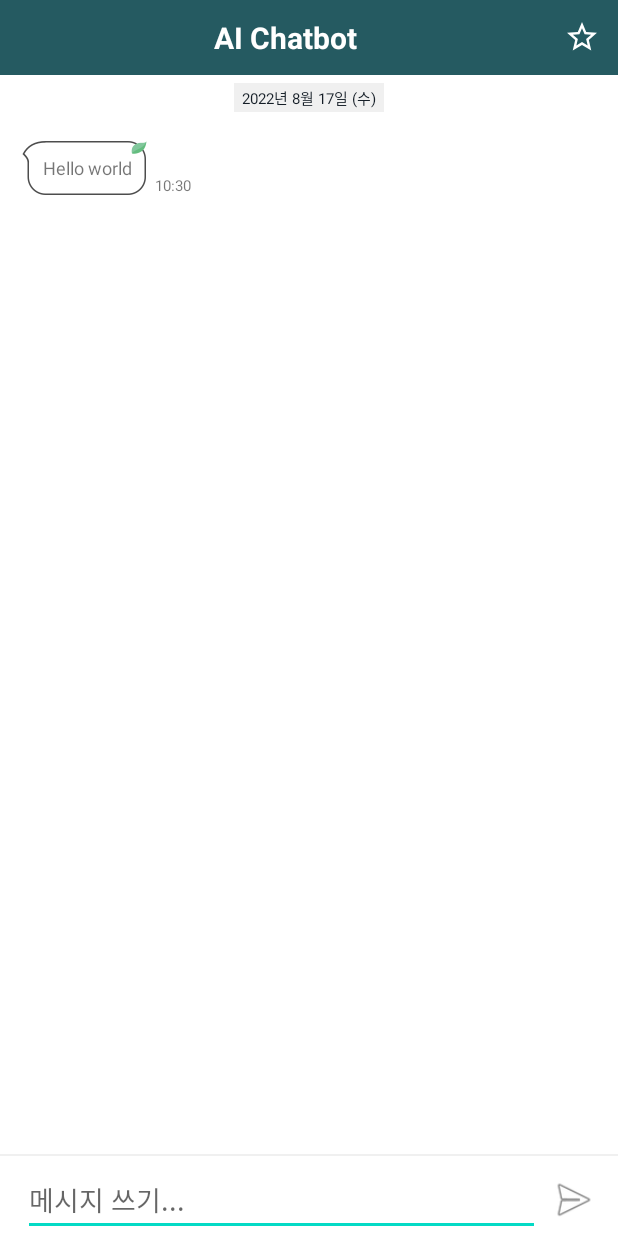
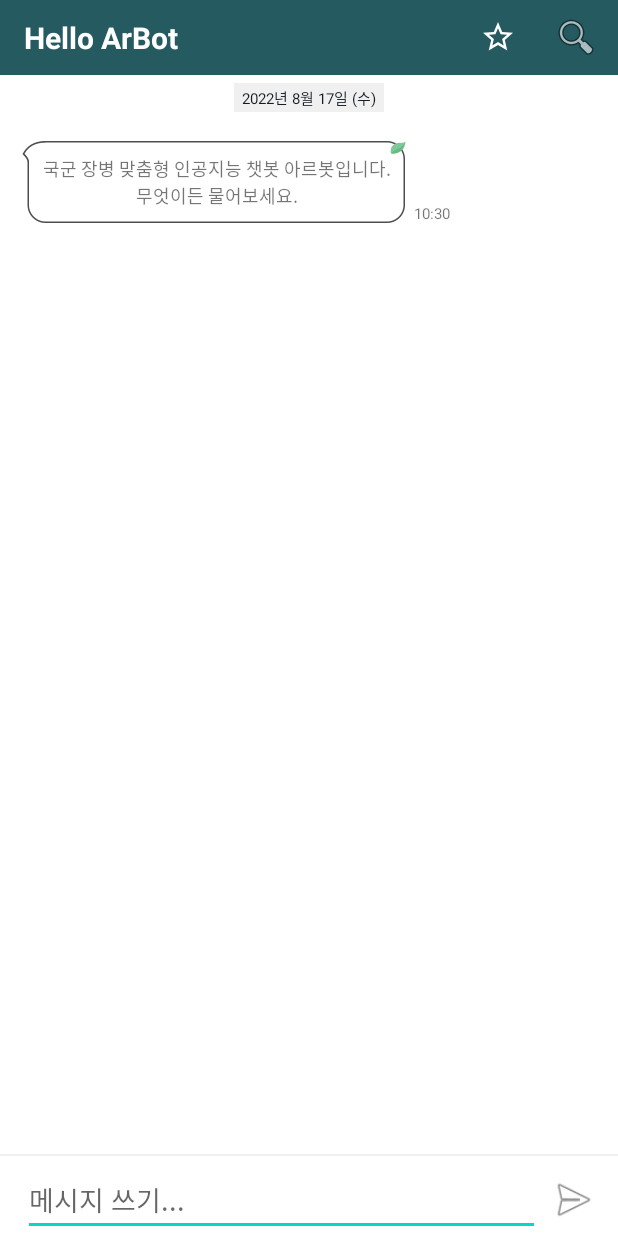
Before and after one commit to koscomcop/2022Military-Chatbot-android, an Android app: the ChatRoomActivity screen opened directly, with no data from a screen before it, on a phone screen of 412 x 824 dp. Run offline under Robolectric (Android 15) with nearby library versions, the phone set to English and light mode, and no system bars; libraries missing offline, so code that uses them is left out: com.yuyakaido.android.

Commit message:
군 용어사전 수정
- 위치 수정 : ChatRoom

```diff
--- a/app/src/main/java/com/example/militaryaibot/ChatRoomActivity.kt
+++ b/app/src/main/java/com/example/militaryaibot/ChatRoomActivity.kt
@@ -1,5 +1,6 @@
 package com.example.militaryaibot
 
+import android.content.Intent
 import android.os.AsyncTask
 import android.os.Build
 import android.os.Bundle
@@ -20,6 +21,10 @@ import com.fasterxml.jackson.core.JsonProcessingException
 import com.fasterxml.jackson.databind.JsonNode
 import com.fasterxml.jackson.databind.ObjectMapper
 import com.fasterxml.jackson.databind.node.ObjectNode
+import kotlinx.coroutines.CoroutineScope
+import kotlinx.coroutines.Dispatchers
+import kotlinx.coroutines.launch
+import kotlinx.coroutines.withContext
 import org.json.JSONObject
 import java.io.*
 import java.net.HttpRetryException
@@ -49,16 +54,14 @@ class ChatRoomActivity : AppCompatActivity() {
     private var mChatMsgAdapter: ChatMsgAdapter? = null
     private var mFavChatMsgAdapter: ChatMsgAdapter? = null
     private var toolbar : Toolbar? = null
-    private val drawerLayout by lazy { findViewById<DrawerLayout>(R.id.drawer_layout) }
 
     //--CHAT ROOM INFO--
-    private val chatRoomTitle = "AI Chatbot"
+    private val chatRoomTitle = "Hello ArBot"
     private val chatMsgs: MutableList<ChatMessage> = ArrayList<ChatMessage>()
     private val favoritedMsgs: MutableList<ChatMessage> = ArrayList<ChatMessage>()
     private val chatDate = "2021-08-21"
     private val totUserNum = 2
     private var isFavoriteEnabled = false
-    private var words: Array<String>? = null
 
     //--USER INFO--
     private val chatUsers: List<ChatUser> = ArrayList<ChatUser>()
@@ -96,12 +99,6 @@ class ChatRoomActivity : AppCompatActivity() {
         mChatMsgView!!.layoutManager = mLinearLayoutManager
         mChatMsgView!!.adapter = mChatMsgAdapter
 
-        //--SET UP NAVIGATION
-        if (words == null) {
-            val db: MilDictDao? = MilDictDB.getInstance(this)?.mildictDao()
-            setupNavigation(db)
-        }
-
         //--SEND MESSAGE EVENT LISTENER
         mChatSendBtn!!.setOnClickListener(View.OnClickListener {
             val message = mChatMsgTxt!!.text.toString()
@@ -128,63 +125,59 @@ class ChatRoomActivity : AppCompatActivity() {
         if (!backupDir.exists()) backupDir.mkdir()
 
         //--ADD GREETING MESSAGE
-        addReply("Hello world")
+        addReply(resources.getString(R.string.greeting_msg))
 
     //        loadStoredChat()
 
     }
 
-    private fun setupNavigation(dbDao: MilDictDao?) {
+    private fun setupNavigation() {
         // Toolbar
 //        val toolbar = findViewById<Toolbar>(com.yuyakaido.android.cardstackview.R.id.toolbar)
 //        setSupportActionBar(toolbar)
 
         // DrawerLayout
-        val actionBarDrawerToggle = ActionBarDrawerToggle(this, drawerLayout, toolbar, R.string.nav_app_bar_open_drawer_description, R.string.hello_first_fragment)
-        actionBarDrawerToggle.syncState()
-        drawerLayout.addDrawerListener(actionBarDrawerToggle)
-
-        //--LOAD DATABASE
-        var r = Runnable {
-            words = dbDao?.loadAllWords()
-            addWords()
-        }
-        val thread = Thread(r)
-        thread.start()
+//        val actionBarDrawerToggle = ActionBarDrawerToggle(this, drawerLayout, toolbar, R.string.nav_app_bar_open_drawer_description, R.string.hello_first_fragment)
+//        actionBarDrawerToggle.syncState()
+//        drawerLayout.addDrawerListener(actionBarDrawerToggle)
+//        drawerLayout.setDrawerLockMode(DrawerLayout.LOCK_MODE_LOCKED_CLOSED)
+//        val dictAdapter:DictAdapter = DictAdapter()
+//
+//        // ListView
+//        val drawerContent = findViewById<ListView>(R.id.drawer_content)
+//        drawerContent.adapter = dictAdapter
+//        drawerContent.setOnItemClickListener { parent, view, position, id ->
+//            CoroutineScope(Dispatchers.Main).launch {
+//                val itm = parent.getItemAtPosition(position) as DictItem
+//                if (itm.desc == "") {
+//                    val db: MilDictDao? = MilDictDB.getInstance(parent.context)?.mildictDao()
+//                    withContext(Dispatchers.IO) {
+//                        itm.desc = db?.getDescWithWord(itm.word).toString()
+//                    }
+//                }
+//                else {
+//                    itm.desc = ""
+//                }
+//                dictAdapter.notifyDataSetChanged()
+//            }
+//        }
+//
+//        //--LOAD DATABASE
+//        CoroutineScope(Dispatchers.Main).launch {
+//            withContext(Dispatchers.IO) {
+//                words = dbDao?.loadAllWords()
+//            }
+//
+//            if (words != null) {
+//                for (w in words!!) {
+//                    dictAdapter.addItem(DictItem(w))
+//                }
+//            }
+//            dictAdapter.notifyDataSetChanged()
+//        }
 
     }
 
-    //--INIT DICTIONARY
-    fun addWords() {
-        val dictAdapter:DictAdapter = DictAdapter()
-
-        // ListView
-        val drawerContent = findViewById<ListView>(R.id.drawer_content)
-        drawerContent.adapter = dictAdapter
-        drawerContent.setOnItemClickListener { parent, view, position, id ->
-            val itm = parent.getItemAtPosition(position) as DictItem
-            if (itm.desc == "") {
-                val db: MilDictDao? = MilDictDB.getInstance(this)?.mildictDao()
-                var r = Runnable {
-                    itm.desc = db?.getDescWithWord(itm.word).toString()
-                }
-                val thread = Thread(r)
-                thread.start()
-            }
-            else {
-                itm.desc = ""
-            }
-            dictAdapter.notifyDataSetChanged()
-
-        }
-
-        if (words != null) {
-            for (w in words!!) {
-                dictAdapter.addItem(DictItem(w))
-            }
-            dictAdapter.notifyDataSetChanged()
-        }
-    }
 
     //--ADD CHAT MESSAGE--
     fun addReply(message: String?) {
@@ -399,6 +392,11 @@ class ChatRoomActivity : AppCompatActivity() {
                 isFavoriteEnabled = !isFavoriteEnabled
                 true
             }
+            R.id.action_search -> {
+                //--SHOW DICT VIEW--
+                startActivity(Intent(this, DictActivity::class.java))
+                true
+            }
             else -> super.onOptionsItemSelected(item)
         }
     }
--- a/app/src/main/java/com/example/militaryaibot/DictAdapter.kt
+++ b/app/src/main/java/com/example/militaryaibot/DictAdapter.kt
@@ -25,6 +25,10 @@ class DictAdapter: BaseAdapter() {
         return position.toLong()
     }
 
+    fun getItemPos(itm: DictItem): Int {
+        return words.indexOf(itm)
+    }
+
     override fun getView(position: Int, convertView: View?, parent: ViewGroup?): View {
         val context: Context? = parent?.context
         val view: View = LayoutInflater.from(context).inflate(R.layout.list_item1, parent, false)
--- a/app/src/main/res/layout/activity_chat.xml
+++ b/app/src/main/res/layout/activity_chat.xml
@@ -25,7 +25,7 @@
                 android:textStyle="bold"
                 android:textSize="20dp"
                 android:textColor="@color/white"
-                android:gravity="center"/>
+                android:gravity="left|center_vertical"/>
 
         </LinearLayout>
     </androidx.appcompat.widget.Toolbar>
@@ -103,29 +103,4 @@
             android:id="@+id/recycleViewMessageList"
             android:layout_alignParentTop="true" />
     </androidx.swiperefreshlayout.widget.SwipeRefreshLayout>
-
-    <androidx.drawerlayout.widget.DrawerLayout
-        android:layout_marginTop="@dimen/spacing_xxlarge"
-        android:layout_width="200dp"
-        android:layout_height="match_parent"
-        android:id="@+id/drawer_layout">
-        <LinearLayout
-            android:layout_width="match_parent"
-            android:layout_height="match_parent"
-            android:layout_gravity="left"
-            android:orientation="vertical">
-            <TextView
-                android:layout_width="match_parent"
-                android:layout_height="wrap_content"
-                android:background="@color/black"
-                android:text="Dictionary"/>
-            <ListView
-                android:layout_width="match_parent"
-                android:layout_height="match_parent"
-                android:background="#FFC107"
-                android:id="@+id/drawer_content" />
-
-        </LinearLayout>
-
-    </androidx.drawerlayout.widget.DrawerLayout>
 </RelativeLayout>
--- a/app/src/main/res/menu/chatroom_appbar.xml
+++ b/app/src/main/res/menu/chatroom_appbar.xml
@@ -5,5 +5,10 @@
         android:id="@+id/action_favorite"
         android:icon="@drawable/ic_favorite_outlined"
         android:title="favorite"
-        app:showAsAction="always"/>
+        app:showAsAction="always" />
+    <item
+        android:id="@+id/action_search"
+        android:icon="@android:drawable/ic_menu_search"
+        android:title="search"
+        app:showAsAction="always" />
 </menu>
--- /dev/null
+++ b/app/src/main/res/values/attrs.xml
@@ -0,0 +1,6 @@
+<resources>
+    <declare-styleable name="FullscreenAttrs">
+        <attr name="fullscreenBackgroundColor" format="color" />
+        <attr name="fullscreenTextColor" format="color" />
+    </declare-styleable>
+</resources>
--- a/app/src/main/res/values/colors.xml
+++ b/app/src/main/res/values/colors.xml
@@ -25,4 +25,9 @@
     <color name="r2PrimaryVariant">#1A4046</color>
     <color name="grey_alpha">#6Edddddd</color>
     <color name="grey_alpha2">#25DDDDDD</color>
+    <color name="light_blue_600">#FF039BE5</color>
+    <color name="light_blue_900">#FF01579B</color>
+    <color name="light_blue_A200">#FF40C4FF</color>
+    <color name="light_blue_A400">#FF00B0FF</color>
+    <color name="black_overlay">#66000000</color>
 </resources>
--- a/app/src/main/res/values/strings.xml
+++ b/app/src/main/res/values/strings.xml
@@ -10,6 +10,8 @@
     <string name="hello_first_fragment">Hello first fragment</string>
     <string name="hello_second_fragment">Hello second fragment. Arg: %1$s</string>
 
+    <string name="greeting_msg">국군 장병 맞춤형 인공지능 챗봇 아르봇입니다.\n무엇이든 물어보세요.</string>
+
     <string name="img_license">Dog cartoon vector created by catalyststuff - www.freepik.com</string>
     <string name="err_save_chat">메시지 저장에 실패했습니다</string>
 </resources>
```
Also changed, not shown: app/src/main/AndroidManifest.xml (+9 -7 lines), app/src/main/java/com/example/militaryaibot/DictActivity.kt (added, +100 -0 lines), app/src/main/res/layout/activity_dict.xml (added, +49 -0 lines), app/src/main/res/layout/list_item1.xml (+8 -2 lines), app/src/main/res/values-night/themes.xml (added, +7 -0 lines), app/src/main/res/values/styles.xml (+9 -0 lines), app/src/main/res/values/themes.xml (+13 -0 lines).
